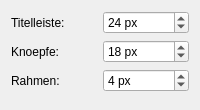
The window that nt-legacy/aurorae/NTLegacyLilac/contents/ui/config.ui (huppiflupp/plasma-theme-lab) describes before a commit, drawn with Qt 5.
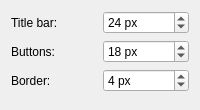
The same window after the commit.

Patch:
```diff
--- a/nt-legacy/aurorae/NTLegacyLilac/contents/ui/config.ui
+++ b/nt-legacy/aurorae/NTLegacyLilac/contents/ui/config.ui
@@ -5,7 +5,7 @@
   <layout class="QGridLayout" name="gridLayout">
    <item row="0" column="0">
     <widget class="QLabel" name="label_TitleHeight">
-     <property name="text"><string>Titelleiste:</string></property>
+     <property name="text"><string>Title bar:</string></property>
     </widget>
    </item>
    <item row="0" column="1">
@@ -18,7 +18,7 @@
    </item>
    <item row="1" column="0">
     <widget class="QLabel" name="label_ButtonHeight">
-     <property name="text"><string>Knoepfe:</string></property>
+     <property name="text"><string>Buttons:</string></property>
     </widget>
    </item>
    <item row="1" column="1">
@@ -31,7 +31,7 @@
    </item>
    <item row="2" column="0">
     <widget class="QLabel" name="label_BorderLeft">
-     <property name="text"><string>Rahmen:</string></property>
+     <property name="text"><string>Border:</string></property>
     </widget>
    </item>
    <item row="2" column="1">
```
